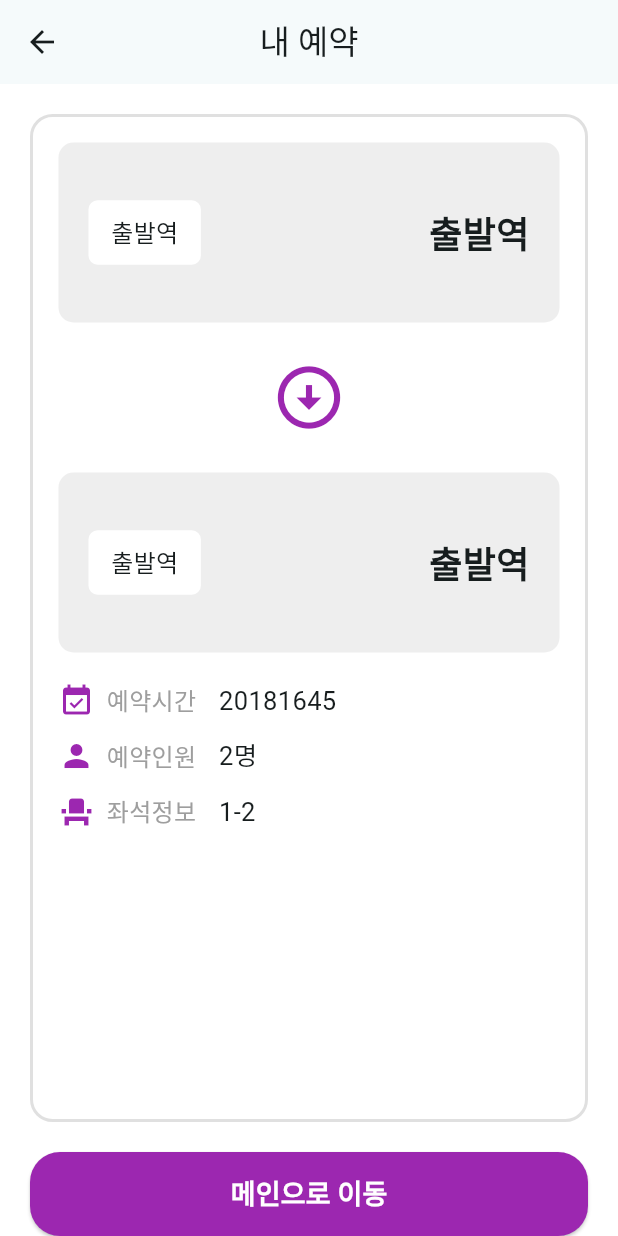
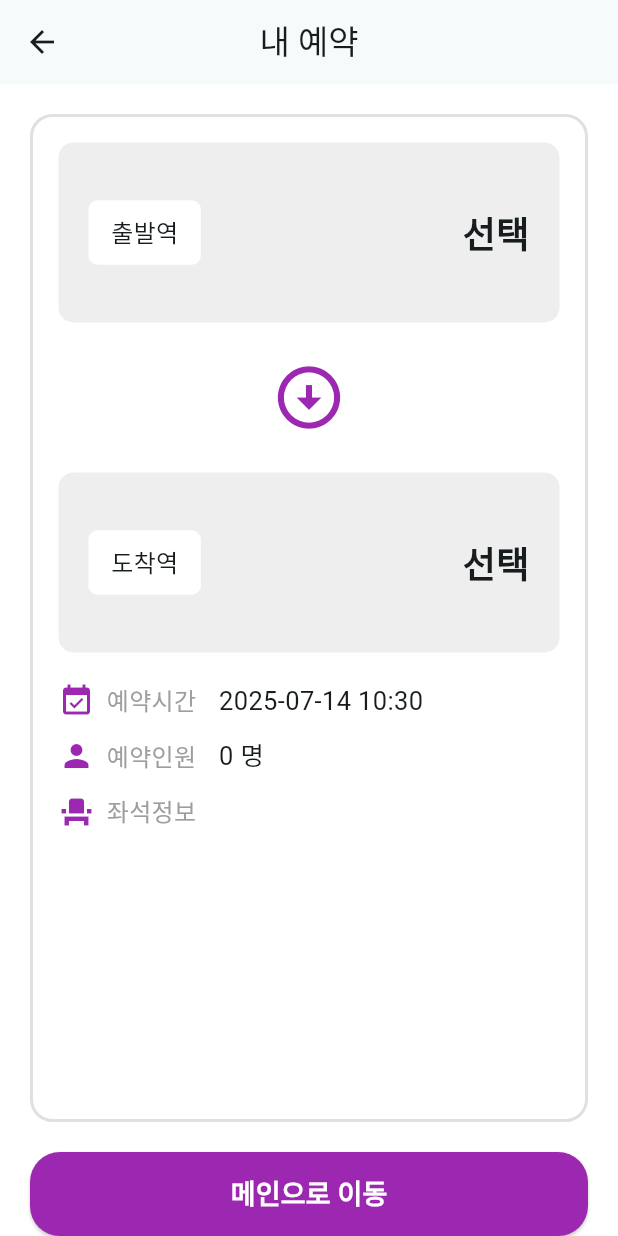
Before and after one commit to moong414/flutter_train_app, a Flutter app: the ReservePage screen opened directly with empty values, on a phone screen of 412 x 824 dp. Run offline on Flutter 3.47's test engine with Material 3 defaults, Android fonts, the phone set to English and light mode, and no system bars.

Commit message:
feat: 예약확인 페이지 예약정보 표시 기능추가

```diff
--- a/lib/reserve_page.dart
+++ b/lib/reserve_page.dart
@@ -1,20 +1,108 @@
 import 'package:flutter/material.dart';
 import 'package:flutter_train_app/util.dart';
+import 'package:intl/intl.dart';
 
 class ReservePage extends StatefulWidget {
   const ReservePage({
     super.key,
     required this.selectedStationMap,
     required this.selectedSeatMap,
+    required this.pushedTime
   });
   final Map<int, String> selectedStationMap;
   final Map<int, Set<int>> selectedSeatMap;
+  final DateTime pushedTime;
 
   @override
   State<ReservePage> createState() => _ReservePageState();
 }
 
 class _ReservePageState extends State<ReservePage> {
+  //예약된 역 정보 UI
+  Container reservedStationBox(BuildContext context, String stTitle, int num) {
+    return Container(
+      height: 120,
+      width: double.infinity,
+      decoration: BoxDecoration(
+        color: Theme.of(context).colorScheme.secondaryContainer,
+        borderRadius: BorderRadius.circular(10),
+      ),
+      child: Padding(
+        padding: const EdgeInsets.symmetric(horizontal: 20),
+        child: Row(
+          mainAxisAlignment: MainAxisAlignment.spaceBetween,
+          children: [
+            Container(
+              decoration: BoxDecoration(
+                color: Theme.of(context).colorScheme.tertiary,
+                borderRadius: BorderRadius.circular(6),
+              ),
+              child: Padding(
+                padding: const EdgeInsets.fromLTRB(15, 10, 15, 10),
+                child: Text(stTitle, style: TextStyle(fontSize: 16)),
+              ),
+            ),
+            Text(
+              widget.selectedStationMap[num] ?? '선택',
+              style: TextStyle(fontSize: 24, fontWeight: FontWeight.bold),
+            ),
+          ],
+        ),
+      ),
+    );
+  }
+
+  //하단 정보 노출 UI
+  Row reserveEtcRow(
+    BuildContext context,
+    IconData etcIconName,
+    String etcTitle,
+    dynamic etcInfo,
+  ) {
+    return Row(
+      children: [
+        Icon(
+          etcIconName,
+          size: 24,
+          color: Theme.of(context).colorScheme.primary,
+        ),
+        SizedBox(width: 8),
+        Text(
+          etcTitle,
+          style: TextStyle(
+            fontSize: 16,
+            color: Theme.of(context).colorScheme.onSurfaceVariant,
+          ),
+        ),
+        SizedBox(width: 15),
+        Text('$etcInfo', style: TextStyle(fontSize: 17)),
+      ],
+    );
+  }
+
+  //하단 예약시간 구하는 함수
+  String getReserveTime(){
+    String formattedTime = DateFormat('yyyy-MM-dd HH:mm').format(widget.pushedTime);
+    return formattedTime;
+  }
+
+  //하단 예약인원 구하는 함수
+  String getReserveMembers(){
+    int seatNum = 0;
+    for (var set in widget.selectedSeatMap.values) {
+      seatNum += set.length;
+    }
+    return '$seatNum 명';
+  }
+
+  //하단 좌석정보 구하는 함수
+  String getReserveSeats(){
+    var seats = widget.selectedSeatMap.entries.map((e){
+      return '${e.key} - ${e.value.join(",")}';
+    }).join('').toString();
+    return seats;
+  }
+
   //메인페이지로 이동 함수
   void toMainBtn() {
     int count = 0;
@@ -40,39 +128,7 @@ class _ReservePageState extends State<ReservePage> {
             padding: const EdgeInsets.all(17),
             child: Column(
               children: [
-                Container(
-                  height: 120,
-                  width: double.infinity,
-                  decoration: BoxDecoration(
-                    color: Theme.of(context).colorScheme.secondaryContainer,
-                    borderRadius: BorderRadius.circular(10),
-                  ),
-                  child: Padding(
-                    padding: const EdgeInsets.symmetric(horizontal: 20),
-                    child: Row(
-                      mainAxisAlignment: MainAxisAlignment.spaceBetween,
-                      children: [
-                        Container(
-                          decoration: BoxDecoration(
-                            color: Theme.of(context).colorScheme.tertiary,
-                            borderRadius: BorderRadius.circular(6),
-                          ),
-                          child: Padding(
-                            padding: const EdgeInsets.fromLTRB(15, 10, 15, 10),
-                            child: Text('출발역', style: TextStyle(fontSize: 16)),
-                          ),
-                        ),
-                        Text(
-                          '출발역',
-                          style: TextStyle(
-                            fontSize: 24,
-                            fontWeight: FontWeight.bold,
-                          ),
-                        ),
-                      ],
-                    ),
-                  ),
-                ),
+                reservedStationBox(context, '출발역', 0),
                 SizedBox(
                   height: 100,
                   child: Icon(
@@ -81,46 +137,14 @@ class _ReservePageState extends State<ReservePage> {
                     color: Theme.of(context).colorScheme.primary,
                   ),
                 ),
-                Container(
-                  height: 120,
-                  width: double.infinity,
-                  decoration: BoxDecoration(
-                    color: Theme.of(context).colorScheme.secondaryContainer,
-                    borderRadius: BorderRadius.circular(10),
-                  ),
-                  child: Padding(
-                    padding: const EdgeInsets.symmetric(horizontal: 20),
-                    child: Row(
-                      mainAxisAlignment: MainAxisAlignment.spaceBetween,
-                      children: [
-                        Container(
-                          decoration: BoxDecoration(
-                            color: Theme.of(context).colorScheme.tertiary,
-                            borderRadius: BorderRadius.circular(6),
-                          ),
-                          child: Padding(
-                            padding: const EdgeInsets.fromLTRB(15, 10, 15, 10),
-                            child: Text('출발역', style: TextStyle(fontSize: 16)),
-                          ),
-                        ),
-                        Text(
-                          '출발역',
-                          style: TextStyle(
-                            fontSize: 24,
-                            fontWeight: FontWeight.bold,
-                          ),
-                        ),
-                      ],
-                    ),
-                  ),
-                ),
+                reservedStationBox(context, '도착역', 1),
                 SizedBox(height: 20),
-                reserveEtcRow(context, Icons.event_available , '예약시간', 20181645),
+                reserveEtcRow(context, Icons.event_available, '예약시간', getReserveTime()),
                 SizedBox(height: 12),
-                reserveEtcRow(context, Icons.person , '예약인원', '2명'),
+                reserveEtcRow(context, Icons.person, '예약인원', getReserveMembers()),
                 SizedBox(height: 12),
-                reserveEtcRow(context, Icons.event_seat , '좌석정보', '1-2'),
-                Spacer()
+                reserveEtcRow(context, Icons.event_seat, '좌석정보', getReserveSeats()),
+                Spacer(),
               ],
             ),
           ),
@@ -135,25 +159,5 @@ class _ReservePageState extends State<ReservePage> {
     );
   }
 
-  Row reserveEtcRow(BuildContext context, IconData etcIconName, String etcTitle, dynamic etcInfo) {
-    return Row(
-      children: [
-        Icon(
-          etcIconName,
-          size: 24,
-          color: Theme.of(context).colorScheme.primary,
-        ),
-        SizedBox(width: 8),
-        Text(
-          etcTitle,
-          style: TextStyle(
-            fontSize: 16,
-            color: Theme.of(context).colorScheme.onSurfaceVariant,
-          ),
-        ),
-        SizedBox(width: 15),
-        Text('$etcInfo', style: TextStyle(fontSize: 17)),
-      ],
-    );
-  }
+
 }
--- a/lib/seat_page.dart
+++ b/lib/seat_page.dart
@@ -96,6 +96,7 @@ class _SeatPageState extends State<SeatPage> {
   //예매하기 버튼 함수
   void reserveBtn() {
     if (selectedSeatMap.isNotEmpty) {
+      //selectedSeatMap이 비어있지 않으면 쿠퍼티노 다이얼로그 노출
       showMyCupertinoDialog(context);
     }
   }
@@ -126,15 +127,14 @@ class _SeatPageState extends State<SeatPage> {
               isDestructiveAction: true,
               child: Text('확인'),
               onPressed: () {
-                // 삭제 로직
-                //int count = 0;
-                //Navigator.popUntil(context, (_) => count++ == 2);
+                DateTime pushedTime = DateTime.now();
                 Navigator.push(
                   context,
                   MaterialPageRoute(
                     builder: (context) => ReservePage(
                       selectedStationMap: widget.selectedStationMap,
                       selectedSeatMap: selectedSeatMap,
+                      pushedTime: pushedTime
                     ),
                   ),
                 );
--- a/pubspec.yaml
+++ b/pubspec.yaml
@@ -30,6 +30,7 @@ environment:
 dependencies:
   flutter:
     sdk: flutter
+  intl: ^0.18.1
 
   # The following adds the Cupertino Icons font to your application.
   # Use with the CupertinoIcons class for iOS style icons.
```
Also changed, not shown: pubspec.lock.
